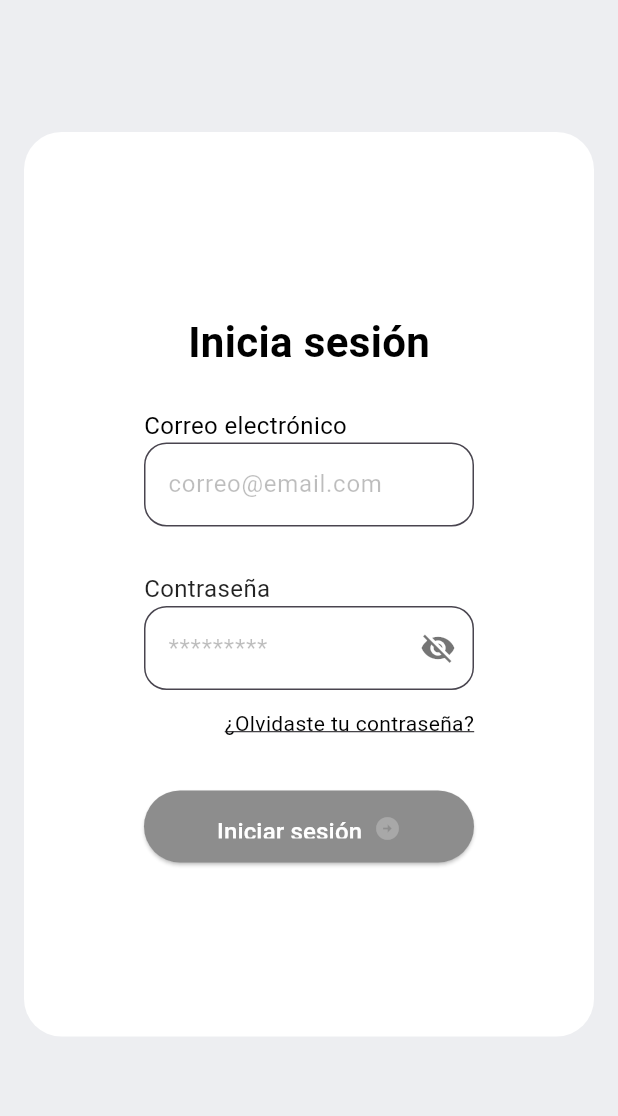
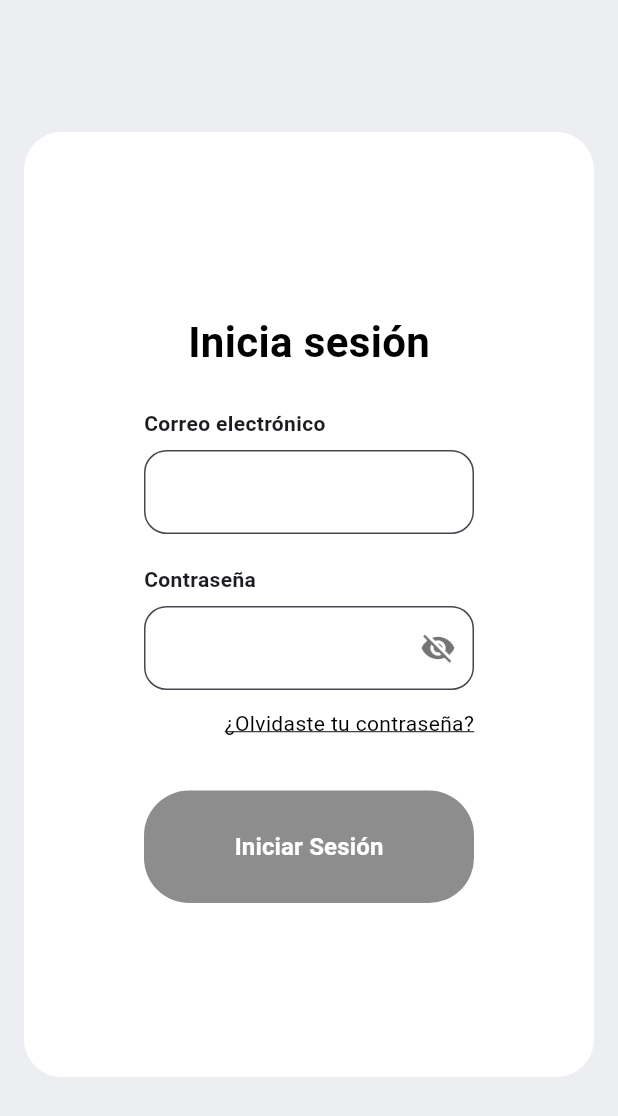
Before and after one commit to SaulSandovalM/traderview, a Flutter app: the screen it shows after launch, on a phone screen of 412 x 824 dp. Shown: the top 1116 px of the screen. Run offline on Flutter 3.47's test engine with Material 3 defaults, Android fonts, the light colour scheme and no system bars; our stand-ins replace cloud_firestore, firebase_auth, firebase_core, fl_chart, flutter_dotenv, go_router; accounts and stored records are empty; Roboto replaces fonts that are missing (Montserrat); statements that could not run were skipped.

Commit message:
update signin

```diff
--- a/lib/core/utils/input.dart
+++ /dev/null
@@ -1,120 +0,0 @@
-import 'package:flutter/material.dart';
-import 'package:flutter/services.dart';
-import 'package:intl/intl.dart';
-
-class Input extends StatelessWidget {
-  final TextEditingController controller;
-  final String? label;
-  final String? hintText;
-  final String? Function(String?)? validator;
-  final bool obscureText;
-  final TextInputType keyboardType;
-  final Widget? suffixIcon;
-  final int? minLength;
-  final List<TextInputFormatter>? inputFormatters;
-  final bool isCurrency;
-  final int? maxLines;
-  final InputDecoration? decoration;
-  final bool readOnly;
-  final TextAlignVertical? textAlignVertical;
-  final VoidCallback? onTap;
-
-  const Input({
-    super.key,
-    required this.controller,
-    this.label,
-    this.hintText,
-    this.validator,
-    this.obscureText = false,
-    this.keyboardType = TextInputType.text,
-    this.suffixIcon,
-    this.minLength,
-    this.inputFormatters,
-    this.isCurrency = false,
-    this.maxLines = 1,
-    this.decoration,
-    this.readOnly = false,
-    this.textAlignVertical,
-    this.onTap,
-  });
-
-  @override
-  Widget build(BuildContext context) {
-    return TextFormField(
-      controller: controller,
-      obscureText: obscureText,
-      readOnly: readOnly,
-      keyboardType: keyboardType,
-      inputFormatters: inputFormatters ??
-          (isCurrency
-              ? [
-                  FilteringTextInputFormatter.digitsOnly,
-                  CurrencyInputFormatter()
-                ]
-              : null),
-      maxLines: maxLines,
-      textAlignVertical: textAlignVertical,
-      onTap: onTap,
-      decoration: decoration ??
-          InputDecoration(
-            labelText: label,
-            hintText: hintText,
-            hintStyle: const TextStyle(color: Colors.black26),
-            filled: true,
-            fillColor: const Color(0xFFFFFFFF),
-            border: OutlineInputBorder(
-              borderRadius: BorderRadius.circular(15),
-            ),
-            suffixIcon: suffixIcon,
-            focusedBorder: OutlineInputBorder(
-              borderSide: const BorderSide(color: Colors.black87),
-              borderRadius: BorderRadius.circular(15),
-            ),
-          ),
-      validator: validator ??
-          (value) {
-            if (value == null || value.isEmpty) {
-              return 'Campo requerido';
-            }
-            if (minLength != null && value.length < minLength!) {
-              return 'Mínimo $minLength caracteres';
-            }
-            return null;
-          },
-      style: const TextStyle(color: Colors.black87),
-    );
-  }
-}
-
-class CurrencyInputFormatter extends TextInputFormatter {
-  final NumberFormat _formatter = NumberFormat.currency(
-    locale: 'es_MX',
-    symbol: '',
-    decimalDigits: 0,
-  );
-
-  @override
-  TextEditingValue formatEditUpdate(
-    TextEditingValue oldValue,
-    TextEditingValue newValue,
-  ) {
-    final String cleaned = newValue.text.replaceAll(RegExp(r'[^\d]'), '');
-    if (cleaned.isEmpty) {
-      return const TextEditingValue(
-        text: '',
-        selection: TextSelection.collapsed(offset: 0),
-      );
-    }
-    try {
-      final int value = int.parse(cleaned);
-      final String newText = _formatter.format(value);
-      return TextEditingValue(
-        text: newText,
-        selection: TextSelection.collapsed(offset: newText.length),
-      );
-    } catch (e) {
-      // En caso de error, regresamos el valor anterior
-      return oldValue;
-    }
-  }
-}
--- a/lib/core/utils/primary_btn.dart
+++ /dev/null
@@ -1,62 +0,0 @@
-import 'package:flutter/material.dart';
-
-class PrimaryBtn extends StatelessWidget {
-  final String title;
-  final VoidCallback? onPressed;
-  final bool isLoading;
-  final Color backgroundColor;
-  final Color textColor;
-  final double borderRadius;
-  final EdgeInsetsGeometry padding;
-  final IconData? icon;
-
-  const PrimaryBtn({
-    super.key,
-    required this.title,
-    required this.onPressed,
-    this.isLoading = false,
-    this.backgroundColor = Colors.blue,
-    this.textColor = Colors.white,
-    this.borderRadius = 12.0,
-    this.padding = const EdgeInsets.symmetric(horizontal: 40, vertical: 15),
-    this.icon,
-  });
-
-  @override
-  Widget build(BuildContext context) {
-    return ElevatedButton(
-      style: ElevatedButton.styleFrom(
-        backgroundColor: const Color(0xFF8D8D8D),
-        foregroundColor: Colors.black,
-        padding: const EdgeInsets.symmetric(vertical: 16),
-      ),
-      onPressed: isLoading ? null : onPressed,
-      child: isLoading
-          ? const SizedBox(
-              width: 24,
-              height: 24,
-              child: CircularProgressIndicator(
-                strokeWidth: 2.5,
-                valueColor: AlwaysStoppedAnimation<Color>(Colors.white),
-              ),
-            )
-          : Row(
-              mainAxisAlignment: MainAxisAlignment.center,
-              children: [
-                Text(
-                  title,
-                  style: const TextStyle(
-                    color: Colors.white,
-                    fontSize: 16,
-                  ),
-                ),
-                const SizedBox(width: 8),
-                const Icon(
-                  Icons.arrow_circle_right,
-                  color: Colors.white24,
-                ),
-              ],
-            ),
-    );
-  }
-}
--- a/lib/core/widgets/custom_button.dart
+++ b/lib/core/widgets/custom_button.dart
@@ -7,6 +7,7 @@ class CustomButton extends StatelessWidget {
   final Color? color;
   final IconData? icon;
   final Color? colorText;
+  final bool isLoading;
 
   const CustomButton({
     super.key,
@@ -15,6 +16,7 @@ class CustomButton extends StatelessWidget {
     this.color,
     this.icon,
     this.colorText,
+    this.isLoading = false,
   });
 
   @override
@@ -29,8 +31,17 @@ class CustomButton extends StatelessWidget {
         ),
         elevation: 0,
       ),
-      onPressed: onPressed,
-      child: Row(
+      onPressed: isLoading ? null : onPressed,
+      child: isLoading
+          ? const SizedBox(
+              width: 24,
+              height: 24,
+              child: CircularProgressIndicator(
+                strokeWidth: 2.5,
+                valueColor: AlwaysStoppedAnimation<Color>(Colors.white),
+              ),
+            )
+          : Row(
               mainAxisSize: MainAxisSize.min,
               mainAxisAlignment: MainAxisAlignment.center,
               children: [
--- a/lib/screens/createcustomer/create_customer.dart
+++ b/lib/screens/createcustomer/create_customer.dart
@@ -24,6 +24,7 @@ class _CreateCustomerState extends State<CreateCustomer> {
   final _phoneController = TextEditingController();
 
   bool _obscurePassword = true;
+  bool _isLoading = false;
 
   final customerService = CustomerService();
 
@@ -38,7 +39,7 @@ class _CreateCustomerState extends State<CreateCustomer> {
 
   Future<void> saveCustomer() async {
     if (_formKey.currentState!.validate()) {
-      debugPrint('Llegue aqui');
+      setState(() => _isLoading = true);
       try {
         await customerService.createCustomer(
           name: _nameController.text.trim(),
@@ -156,6 +157,7 @@ class _CreateCustomerState extends State<CreateCustomer> {
                       CustomButton(
                         text: 'Guardar cliente',
                         onPressed: saveCustomer,
+                        isLoading: _isLoading,
                       ),
                     ],
                   ),
--- a/lib/screens/signin/view/sign_in.dart
+++ b/lib/screens/signin/view/sign_in.dart
@@ -1,8 +1,8 @@
 import 'package:flutter/material.dart';
 import 'package:provider/provider.dart';
 import 'package:traderview/api/auth_service.dart';
-import 'package:traderview/core/utils/input.dart';
-import 'package:traderview/core/utils/primary_btn.dart';
+import 'package:traderview/core/widgets/custom_button.dart';
+import 'package:traderview/core/widgets/custom_input.dart';
 import 'package:traderview/providers/user_model.dart';
 import 'package:go_router/go_router.dart';
 
@@ -35,7 +35,6 @@ class _SignInState extends State<SignIn> {
       if (!mounted) return;
       context.go('/');
     } catch (e) {
-      debugPrint('Error de login: $e');
       if (mounted) {
         ScaffoldMessenger.of(context).showSnackBar(
           SnackBar(
@@ -85,38 +84,24 @@ class _SignInState extends State<SignIn> {
                 ),
               ),
               const SizedBox(height: 24),
-              const Row(
-                mainAxisAlignment: MainAxisAlignment.start,
-                children: [
-                  Text(
-                    'Correo electrónico',
-                    style: TextStyle(
-                      color: Colors.black,
-                      fontSize: 16,
-                    ),
-                  ),
-                ],
+              CustomInput(
+                controller: _emailController,
+                label: 'Correo electrónico',
+                keyboardType: TextInputType.emailAddress,
+                validator: (value) {
+                  if (value == null || value.isEmpty) {
+                    return 'Ingresa tu correo';
+                  }
+                  if (!value.contains('@')) {
+                    return 'Correo inválido';
+                  }
+                  return null;
+                },
               ),
-              Input(
-                controller: _emailController,
-                hintText: 'correo@email.com',
-              ),
-              const SizedBox(height: 30),
-              const Row(
-                mainAxisAlignment: MainAxisAlignment.start,
-                children: [
-                  Text(
-                    'Contraseña',
-                    style: TextStyle(
-                      color: Colors.black87,
-                      fontSize: 16,
-                    ),
-                  ),
-                ],
-              ),
-              Input(
+              const SizedBox(height: 20),
+              CustomInput(
                 controller: _passwordController,
-                hintText: '*********',
+                label: 'Contraseña',
                 obscureText: _obscurePassword,
                 suffixIcon: IconButton(
                   icon: Icon(
@@ -147,14 +132,10 @@ class _SignInState extends State<SignIn> {
               const SizedBox(height: 35),
               SizedBox(
                 width: double.infinity,
-                child: SizedBox(
-                  width: double.infinity,
-                  height: 48,
-                  child: PrimaryBtn(
-                    title: 'Iniciar sesión',
-                    onPressed: _login,
-                    isLoading: _isLoading,
-                  ),
+                child: CustomButton(
+                  text: 'Iniciar Sesión',
+                  onPressed: _login,
+                  isLoading: _isLoading,
                 ),
               ),
               const SizedBox(height: 16),
```
Lines whose indentation alone changed are shown as unchanged.
